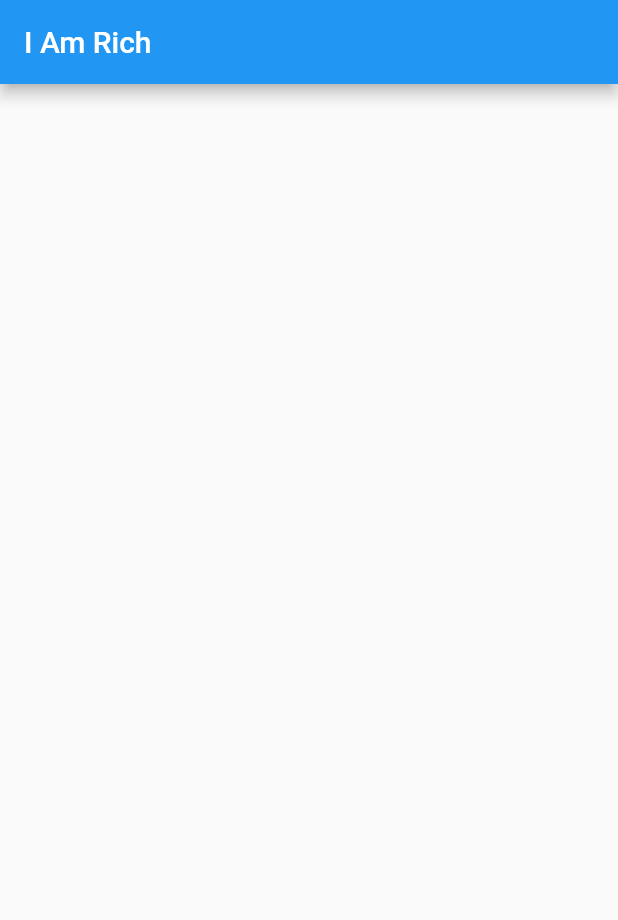
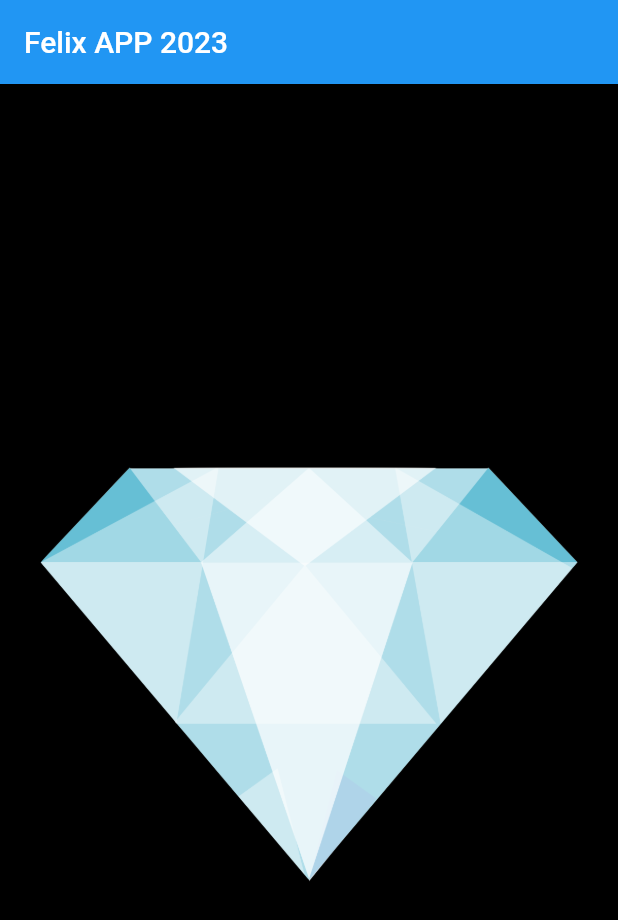
Before and after one commit to Felix-Cordero/i_am_rich, a Flutter app: the screen it shows after launch, on a phone screen of 412 x 824 dp. Shown: the top 920 px of the screen. Run offline on Flutter 3.47's test engine with Material 2 defaults, Android fonts, the phone set to English and light mode, and no system bars.

Commit message:
Done with the APP

```diff
--- a/lib/main.dart
+++ b/lib/main.dart
@@ -1,14 +1,26 @@
 import 'package:flutter/material.dart';
 
 void main() {
-  runApp(
-    MaterialApp(
+  runApp(MyApp());
+}
+
+class MyApp extends StatelessWidget {
+  const MyApp({super.key});
+
+  @override
+  Widget build(BuildContext context) {
+    return MaterialApp(
       debugShowCheckedModeBanner: false,
       home: Scaffold(
-        appBar: AppBar(
-          title: Text('I Am Rich'),
+        backgroundColor: Colors.black,
+        appBar: AppBar(title: Text('Felix APP 2023')),
+        body: Center(
+          child: Image(
+            image:
+              AssetImage('images/diamond.png'),
+          ),
         ),
       ),
-    ),
-  );
+    );
+  }
 }
```
Also changed, not shown: pubspec.yaml (+3 -67 lines), images/diamond.png (added), 26 other files.
